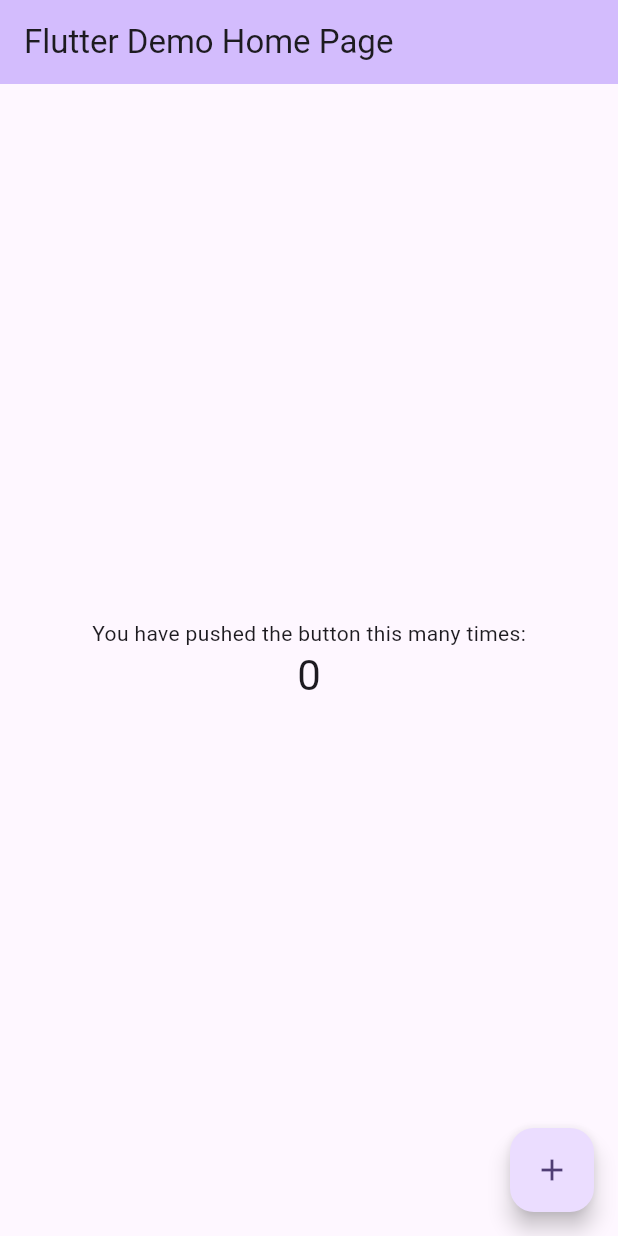
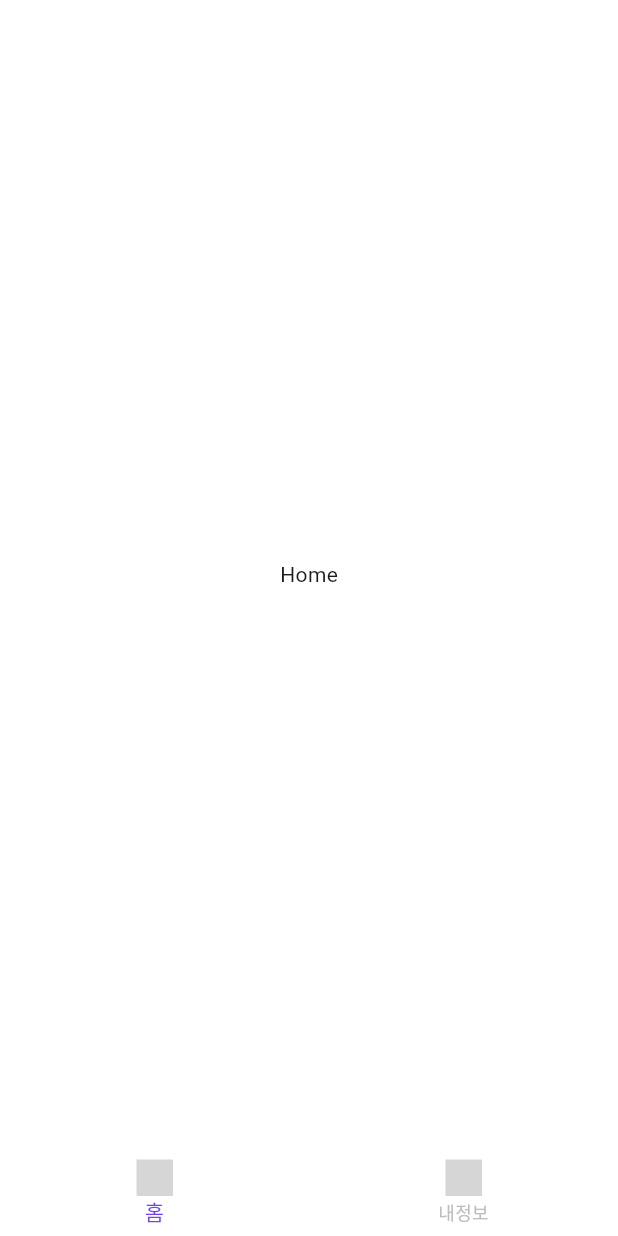
Before and after one commit to life-librarians/life-bookshelf-client, a Flutter app: the screen it shows after launch, on a phone screen of 412 x 824 dp. Run offline on Flutter 3.47's test engine with Material 3 defaults, Android fonts, the phone set to English and light mode, and no system bars; our stand-ins replace flutter_dotenv, flutter_native_splash, flutter_svg, get; Roboto replaces fonts that are missing (Pretendard); grey boxes are pictures that could not be loaded.

Commit message:
feat: Boiler plate application

```diff
--- a/lib/main.dart
+++ b/lib/main.dart
@@ -1,125 +1,12 @@
 import 'package:flutter/material.dart';
+import 'package:flutter_dotenv/flutter_dotenv.dart';
+import 'package:intl/date_symbol_data_local.dart';
+import 'package:life_bookshelf/main_app.dart';
 
-void main() {
-  runApp(const MyApp());
+void main() async {
+  /* Open .env file */
+  await dotenv.load(fileName: "assets/config/.env");
+  await initializeDateFormatting();
+
+  runApp(const MainApp(initialRoute: "/"));
 }
-
-class MyApp extends StatelessWidget {
-  const MyApp({super.key});
-
-  // This widget is the root of your application.
-  @override
-  Widget build(BuildContext context) {
-    return MaterialApp(
-      title: 'Flutter Demo',
-      theme: ThemeData(
-        // This is the theme of your application.
-        //
-        // TRY THIS: Try running your application with "flutter run". You'll see
-        // the application has a purple toolbar. Then, without quitting the app,
-        // try changing the seedColor in the colorScheme below to Colors.green
-        // and then invoke "hot reload" (save your changes or press the "hot
-        // reload" button in a Flutter-supported IDE, or press "r" if you used
-        // the command line to start the app).
-        //
-        // Notice that the counter didn't reset back to zero; the application
-        // state is not lost during the reload. To reset the state, use hot
-        // restart instead.
-        //
-        // This works for code too, not just values: Most code changes can be
-        // tested with just a hot reload.
-        colorScheme: ColorScheme.fromSeed(seedColor: Colors.deepPurple),
-        useMaterial3: true,
-      ),
-      home: const MyHomePage(title: 'Flutter Demo Home Page'),
-    );
-  }
-}
-
-class MyHomePage extends StatefulWidget {
-  const MyHomePage({super.key, required this.title});
-
-  // This widget is the home page of your application. It is stateful, meaning
-  // that it has a State object (defined below) that contains fields that affect
-  // how it looks.
-
-  // This class is the configuration for the state. It holds the values (in this
-  // case the title) provided by the parent (in this case the App widget) and
-  // used by the build method of the State. Fields in a Widget subclass are
-  // always marked "final".
-
-  final String title;
-
-  @override
-  State<MyHomePage> createState() => _MyHomePageState();
-}
-
-class _MyHomePageState extends State<MyHomePage> {
-  int _counter = 0;
-
-  void _incrementCounter() {
-    setState(() {
-      // This call to setState tells the Flutter framework that something has
-      // changed in this State, which causes it to rerun the build method below
-      // so that the display can reflect the updated values. If we changed
-      // _counter without calling setState(), then the build method would not be
-      // called again, and so nothing would appear to happen.
-      _counter++;
-    });
-  }
-
-  @override
-  Widget build(BuildContext context) {
-    // This method is rerun every time setState is called, for instance as done
-    // by the _incrementCounter method above.
-    //
-    // The Flutter framework has been optimized to make rerunning build methods
-    // fast, so that you can just rebuild anything that needs updating rather
-    // than having to individually change instances of widgets.
-    return Scaffold(
-      appBar: AppBar(
-        // TRY THIS: Try changing the color here to a specific color (to
-        // Colors.amber, perhaps?) and trigger a hot reload to see the AppBar
-        // change color while the other colors stay the same.
-        backgroundColor: Theme.of(context).colorScheme.inversePrimary,
-        // Here we take the value from the MyHomePage object that was created by
-        // the App.build method, and use it to set our appbar title.
-        title: Text(widget.title),
-      ),
-      body: Center(
-        // Center is a layout widget. It takes a single child and positions it
-        // in the middle of the parent.
-        child: Column(
-          // Column is also a layout widget. It takes a list of children and
-          // arranges them vertically. By default, it sizes itself to fit its
-          // children horizontally, and tries to be as tall as its parent.
-          //
-          // Column has various properties to control how it sizes itself and
-          // how it positions its children. Here we use mainAxisAlignment to
-          // center the children vertically; the main axis here is the vertical
-          // axis because Columns are vertical (the cross axis would be
-          // horizontal).
-          //
-          // TRY THIS: Invoke "debug painting" (choose the "Toggle Debug Paint"
-          // action in the IDE, or press "p" in the console), to see the
-          // wireframe for each widget.
-          mainAxisAlignment: MainAxisAlignment.center,
-          children: <Widget>[
-            const Text(
-              'You have pushed the button this many times:',
-            ),
-            Text(
-              '$_counter',
-              style: Theme.of(context).textTheme.headlineMedium,
-            ),
-          ],
-        ),
-      ),
-      floatingActionButton: FloatingActionButton(
-        onPressed: _incrementCounter,
-        tooltip: 'Increment',
-        child: const Icon(Icons.add),
-      ), // This trailing comma makes auto-formatting nicer for build methods.
-    );
-  }
-}
--- /dev/null
+++ b/lib/main_app.dart
@@ -0,0 +1,44 @@
+import 'package:flutter/material.dart';
+import 'package:flutter_localizations/flutter_localizations.dart';
+import 'package:flutter_native_splash/flutter_native_splash.dart';
+import 'package:get/get.dart';
+import 'package:life_bookshelf/bindings/root_binding.dart';
+import 'views/root/root_screen.dart';
+
+class MainApp extends StatelessWidget {
+  final String initialRoute;
+
+  const MainApp({
+    super.key,
+    required this.initialRoute,
+  });
+
+  @override
+  Widget build(BuildContext context) {
+    // Remove splash
+    FlutterNativeSplash.remove();
+
+    return GetMaterialApp(
+      title: "Nightary",
+      localizationsDelegates: const [
+        GlobalMaterialLocalizations.delegate,
+        GlobalWidgetsLocalizations.delegate,
+        GlobalCupertinoLocalizations.delegate,
+      ],
+      supportedLocales: const [
+        Locale('ko', 'KR'),
+      ],
+      theme: ThemeData(
+        useMaterial3: true,
+        fontFamily: 'Pretendard',
+        colorSchemeSeed: Colors.blue,
+        scaffoldBackgroundColor: const Color(0xFFf6f6f8),
+      ),
+      initialRoute: initialRoute,
+      getPages: [
+        GetPage(
+            name: '/', page: () => const RootScreen(), binding: RootBinding()),
+      ],
+    );
+  }
+}
--- /dev/null
+++ b/lib/viewModels/home/home_viewmodel.dart
@@ -0,0 +1,3 @@
+import 'package:get/get.dart';
+
+class HomeViewModel extends GetxController {}
--- /dev/null
+++ b/lib/viewModels/root/root_viewmodel.dart
@@ -0,0 +1,19 @@
+import 'package:get/get_rx/src/rx_types/rx_types.dart';
+import 'package:get/get_state_manager/src/simple/get_controllers.dart';
+
+class RootViewModel extends GetxController {
+  late final RxInt _selectedIndex;
+
+  int get selectedIndex => _selectedIndex.value;
+
+  @override
+  void onInit() {
+    super.onInit();
+
+    _selectedIndex = 0.obs;
+  }
+
+  void changeIndex(int index) {
+    _selectedIndex.value = index;
+  }
+}
--- /dev/null
+++ b/lib/views/home/home_screen.dart
@@ -0,0 +1,14 @@
+import 'package:flutter/material.dart';
+import 'package:life_bookshelf/viewModels/home/home_viewmodel.dart';
+import 'package:life_bookshelf/views/base/base_screen.dart';
+
+class HomeScreen extends BaseScreen<HomeViewModel> {
+  const HomeScreen({super.key});
+
+  @override
+  Widget buildBody(BuildContext context) {
+    return const Center(
+      child: Text("Home"),
+    );
+  }
+}
--- /dev/null
+++ b/lib/views/root/custom_bottom_navigation_bar.dart
@@ -0,0 +1,58 @@
+import 'package:flutter/material.dart';
+import 'package:flutter_svg/svg.dart';
+import 'package:get/get.dart';
+import 'package:life_bookshelf/viewModels/root/root_viewmodel.dart';
+import 'package:life_bookshelf/views/base/base_widget.dart';
+
+class CustomBottomNavigationBar extends BaseWidget<RootViewModel> {
+  const CustomBottomNavigationBar({super.key});
+
+  @override
+  Widget buildView(BuildContext context) {
+    return Obx(
+      () => Theme(
+        data: ThemeData(
+          highlightColor: Colors.transparent,
+          splashFactory: NoSplash.splashFactory,
+        ),
+        child: BottomNavigationBar(
+          elevation: 0,
+          currentIndex: viewModel.selectedIndex,
+          onTap: viewModel.changeIndex,
+
+          // 아이템의 색상
+          unselectedItemColor: Colors.grey[400],
+          selectedItemColor: const Color(0xFF7541EF),
+
+          // 탭 애니메이션 변경 (fixed: 없음)
+          type: BottomNavigationBarType.fixed,
+          backgroundColor: Colors.white,
+
+          // Bar에 보여질 요소. icon과 label로 구성.
+          items: <BottomNavigationBarItem>[
+            BottomNavigationBarItem(
+                icon: SvgPicture.asset(
+                  'assets/icons/house.svg',
+                  height: 24,
+                  colorFilter: viewModel.selectedIndex == 0
+                      ? const ColorFilter.mode(
+                          Color(0xFF7541EF), BlendMode.srcATop)
+                      : ColorFilter.mode(Colors.grey[400]!, BlendMode.srcATop),
+                ),
+                label: "홈"),
+            BottomNavigationBarItem(
+                icon: SvgPicture.asset(
+                  'assets/icons/house.svg',
+                  height: 24,
+                  colorFilter: viewModel.selectedIndex == 1
+                      ? const ColorFilter.mode(
+                          Color(0xFF7541EF), BlendMode.srcATop)
+                      : ColorFilter.mode(Colors.grey[400]!, BlendMode.srcATop),
+                ),
+                label: "내정보"),
+          ],
+        ),
+      ),
+    );
+  }
+}
--- /dev/null
+++ b/lib/views/root/root_screen.dart
@@ -0,0 +1,32 @@
+import 'package:flutter/material.dart';
+import 'package:get/get.dart';
+import 'package:life_bookshelf/views/home/home_screen.dart';
+import 'package:life_bookshelf/views/root/custom_bottom_navigation_bar.dart';
+
+import '../../viewModels/root/root_viewmodel.dart';
+import '../base/base_screen.dart';
+
+class RootScreen extends BaseScreen<RootViewModel> {
+  const RootScreen({super.key});
+
+  @override
+  Color? get screenBackgroundColor => Colors.white;
+
+  @override
+  Widget buildBody(BuildContext context) {
+    return Obx(
+      () => IndexedStack(
+        index: viewModel.selectedIndex,
+        children: const [
+          HomeScreen(),
+          HomeScreen(),
+        ],
+      ),
+    );
+  }
+
+  @override
+  Widget? buildBottomNavigationBar(BuildContext context) {
+    return const CustomBottomNavigationBar();
+  }
+}
```
Also changed, not shown: lib/bindings/root_binding.dart (added, +14 -0 lines), lib/views/base/base_screen.dart (added, +99 -0 lines), lib/views/base/base_widget.dart (added, +19 -0 lines), pubspec.yaml (+38 -70 lines), 11 other files.
